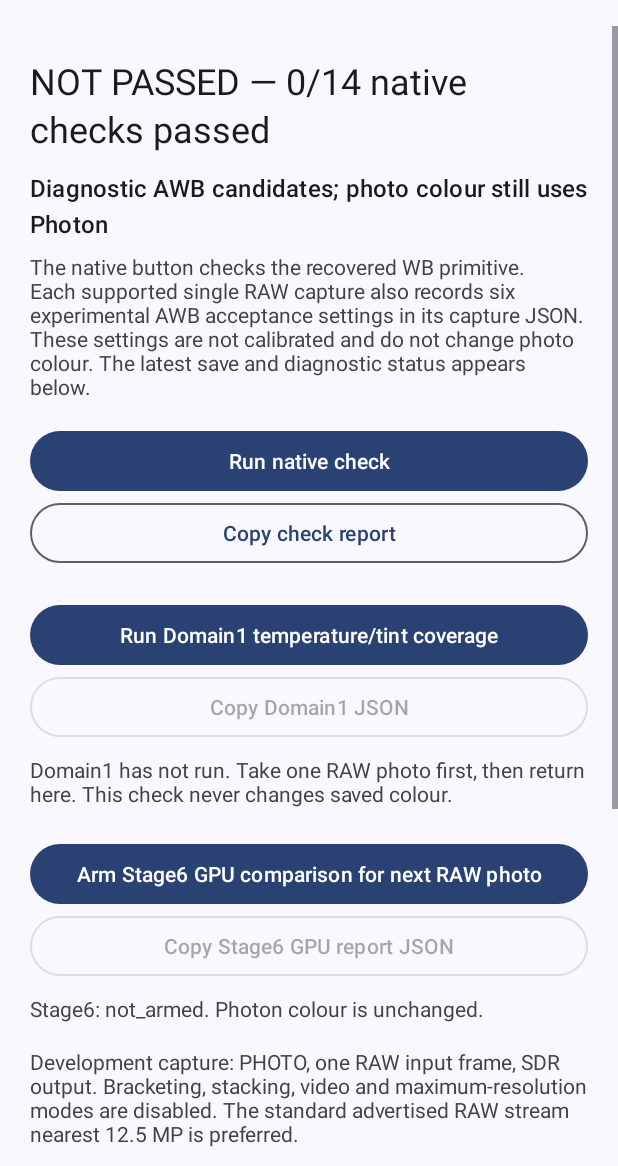
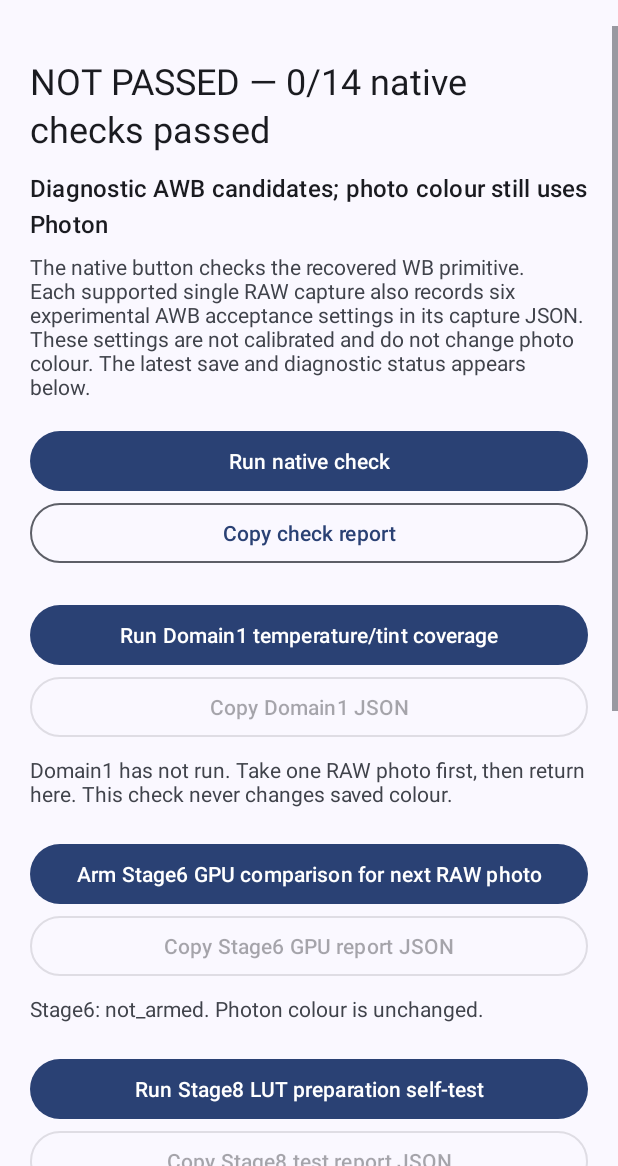
Before and after one commit to mwilliams455/Hasselblad, an Android app: the HasselbladDevelopmentActivity screen opened directly, with no data from a screen before it, on a phone screen of 412 x 824 dp, the part 70-1236 px from its top. Run offline under Robolectric (Android 15) with nearby library versions, the light colour scheme and no system bars; our stand-ins replace Material 3 Expressive styles (plain Material 3 is drawn).

Commit message:
Stage8: add opt-in development-only LUT preparation test controls

```diff
--- a/HasselbladPhoton/app/src/main/res/layout/activity_hasselblad_development.xml
+++ b/HasselbladPhoton/app/src/main/res/layout/activity_hasselblad_development.xml
@@ -96,6 +96,28 @@
                 android:textIsSelectable="true"
                 android:text="Stage6 is not armed. GPU data never changes saved photo colours." />
 
+            <!-- Stage8: explicit opt-in, synthetic LUT preparation self-test only. -->
+            <com.google.android.material.button.MaterialButton
+                android:id="@+id/hasselblad_stage8_run"
+                android:layout_width="match_parent"
+                android:layout_height="wrap_content"
+                android:layout_marginTop="20dp"
+                android:text="Run Stage8 LUT preparation self-test" />
+            <com.google.android.material.button.MaterialButton
+                android:id="@+id/hasselblad_stage8_copy"
+                style="?attr/materialButtonOutlinedStyle"
+                android:layout_width="match_parent"
+                android:layout_height="wrap_content"
+                android:enabled="false"
+                android:text="Copy Stage8 test report JSON" />
+            <TextView
+                android:id="@+id/hasselblad_stage8_status"
+                android:layout_width="match_parent"
+                android:layout_height="wrap_content"
+                android:layout_marginTop="8dp"
+                android:textIsSelectable="true"
+                android:text="Stage8 not run. Synthetic profile generation only; Photon colour remains active." />
+
             <TextView
                 android:id="@+id/hasselblad_check_policy"
                 android:layout_width="match_parent"
```
